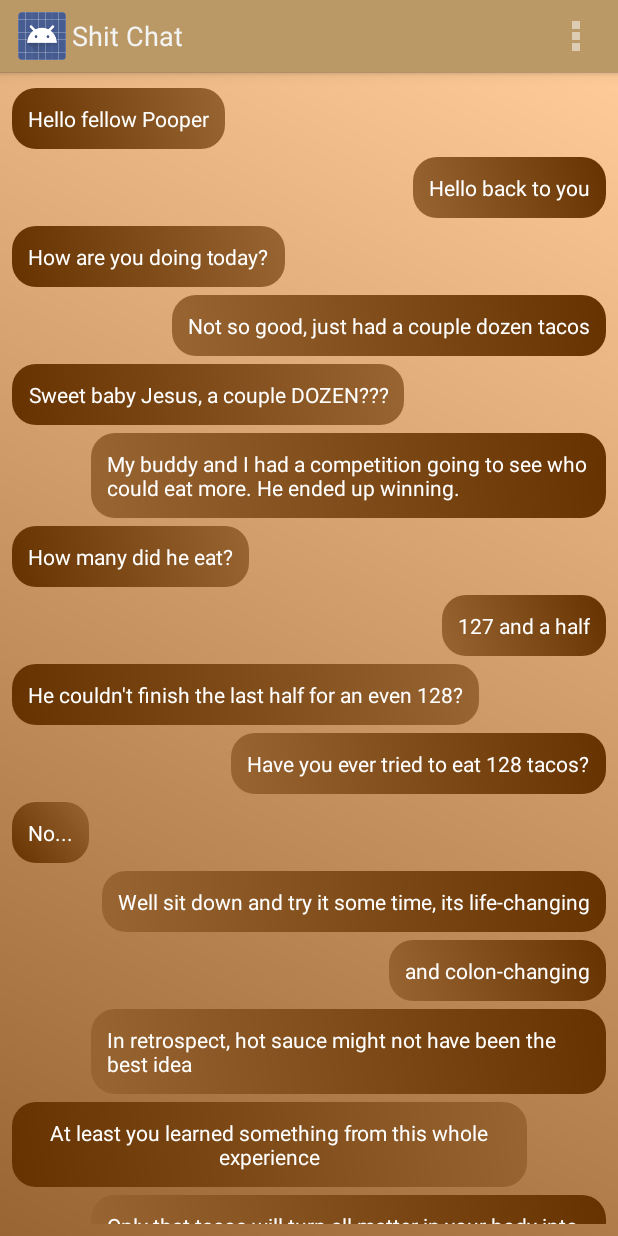
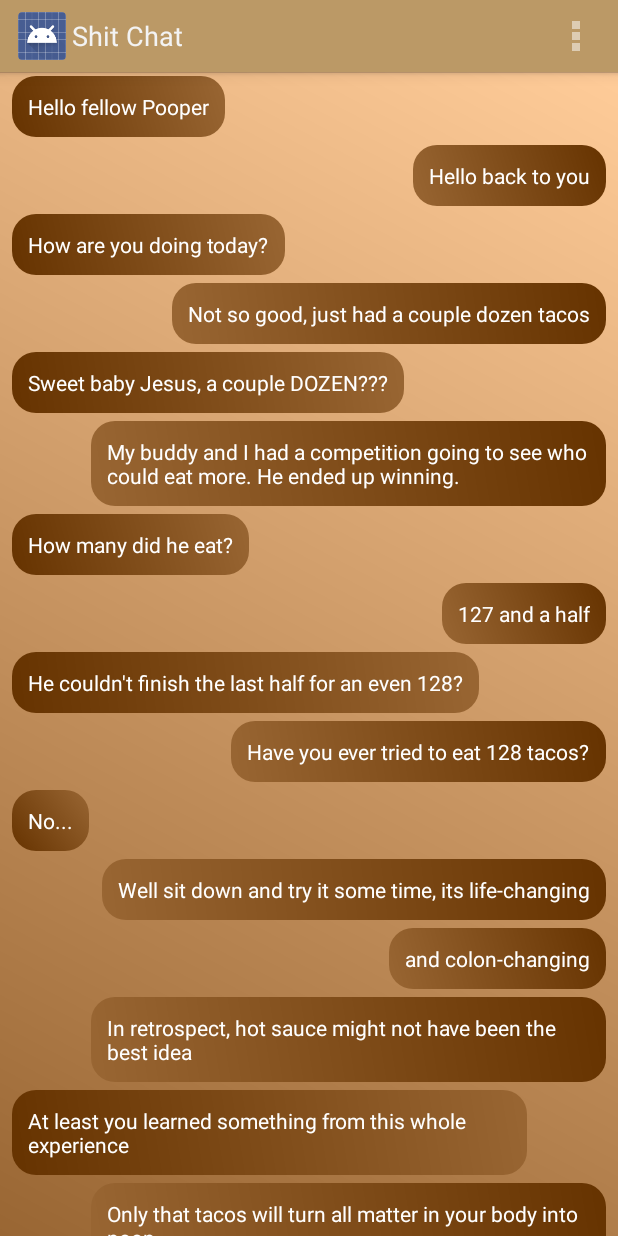
Before and after one commit to ArtificialBadger/ShitChat, an Android app: the ChatActivity screen opened directly, with no data from a screen before it, on a phone screen of 412 x 824 dp. Run offline under Robolectric (Android 15) with nearby library versions, the phone set to English and light mode, and no system bars; libraries missing offline, so code that uses them is left out: org.springframework.http, org.springframework.web; 4 statements that could not run were skipped.

Commit message:
Minor UI updates
Removed central gravity on partner messages, removed top and bottom
padding on the ScrollView that houses the Chat.

```diff
--- a/app/src/main/java/com/ianofferdahl/shitchat/ChatActivity.java
+++ b/app/src/main/java/com/ianofferdahl/shitchat/ChatActivity.java
@@ -8,7 +8,6 @@ import android.os.Bundle;
 import android.util.DisplayMetrics;
 import android.util.Log;
 import android.util.TypedValue;
-import android.view.Gravity;
 import android.view.Menu;
 import android.view.MenuItem;
 import android.view.View;
@@ -102,7 +101,6 @@ public class ChatActivity extends Activity {
         partnerMessage.setText(message);
         partnerMessage.setPadding(16, 16, 16, 16);
         partnerMessage.setTextColor(getResources().getColor(R.color.white));
-        partnerMessage.setGravity(Gravity.CENTER);
         partnerMessage.setBackgroundResource(R.drawable.partner_message_background);
         partnerMessage.setTextSize(TypedValue.COMPLEX_UNIT_PX, getResources().getDimension(R.dimen.chat_text_size));
         partnerMessage.setMaxWidth((int) maxWidth);
--- a/app/src/main/res/layout/activity_chat.xml
+++ b/app/src/main/res/layout/activity_chat.xml
@@ -9,7 +9,9 @@
     <ScrollView
         android:layout_width="match_parent"
         android:layout_height="match_parent"
-        android:padding="@dimen/chat_padding">
+        android:paddingLeft="@dimen/chat_padding"
+        android:paddingRight="@dimen/chat_padding"
+        >
 
         <RelativeLayout
             android:id="@+id/chat_layout"
```
